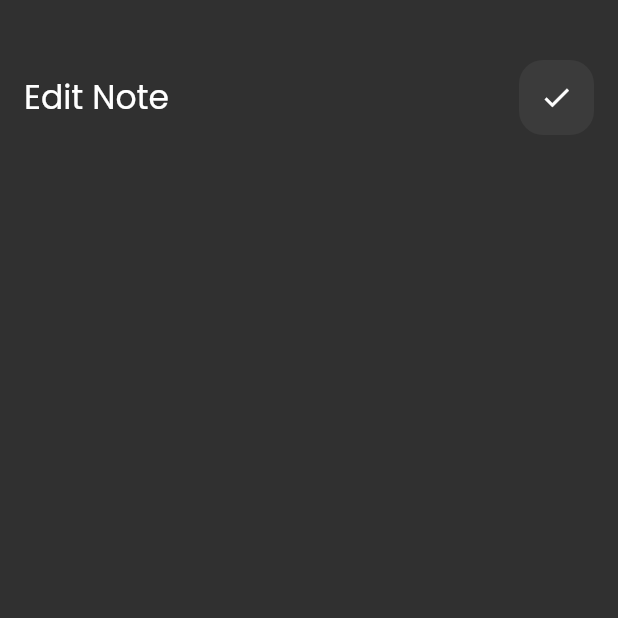
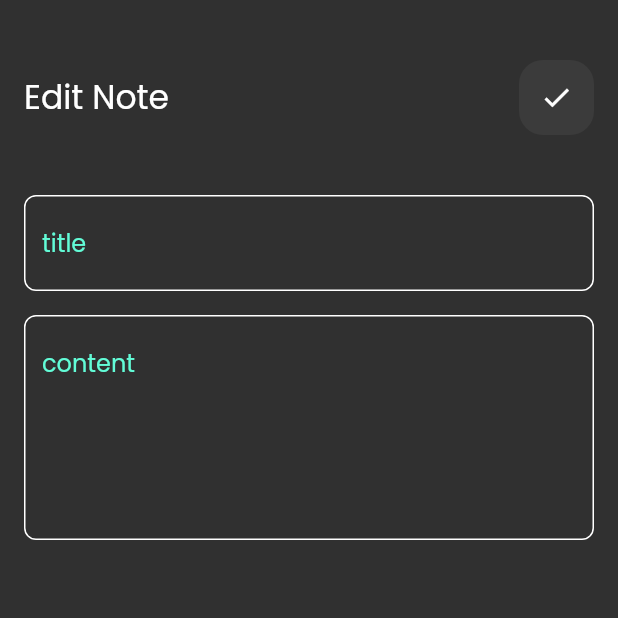
Before and after one commit to eshakelbadry/keep_notes_app, a Flutter app: the EditNoteView screen opened directly, on a phone screen of 412 x 824 dp, the top half of it. Run offline on Flutter 3.47's test engine with Material 2 defaults, Android fonts, the phone set to English and light mode, and no system bars; our stand-ins replace font_awesome_flutter.

Commit message:
edit note view ui done

```diff
--- a/lib/views/widgets/edit_note_view_body.dart
+++ b/lib/views/widgets/edit_note_view_body.dart
@@ -1,6 +1,8 @@
 import 'package:flutter/cupertino.dart';
 import 'package:flutter/material.dart';
 import 'package:keep_notes_app/views/widgets/custom_app_bar.dart';
+
+import 'custom_text_field.dart';
 
 class EditNoteViewBody extends StatelessWidget {
   const EditNoteViewBody({super.key});
@@ -15,7 +17,11 @@ class EditNoteViewBody extends StatelessWidget {
           CustomAppBar(
             title: 'Edit Note',
             icon: Icons.check,
-          )
+          ),
+          SizedBox(height: 40),
+          CustomTextField(hint: 'title'),
+          SizedBox(height: 16),
+          CustomTextField(hint: 'content', maxLines: 5),
         ],
       ),
     );
```
Also changed, not shown: lib/views/widgets/custom_search_icon.dart (deleted, +0 -24 lines).
